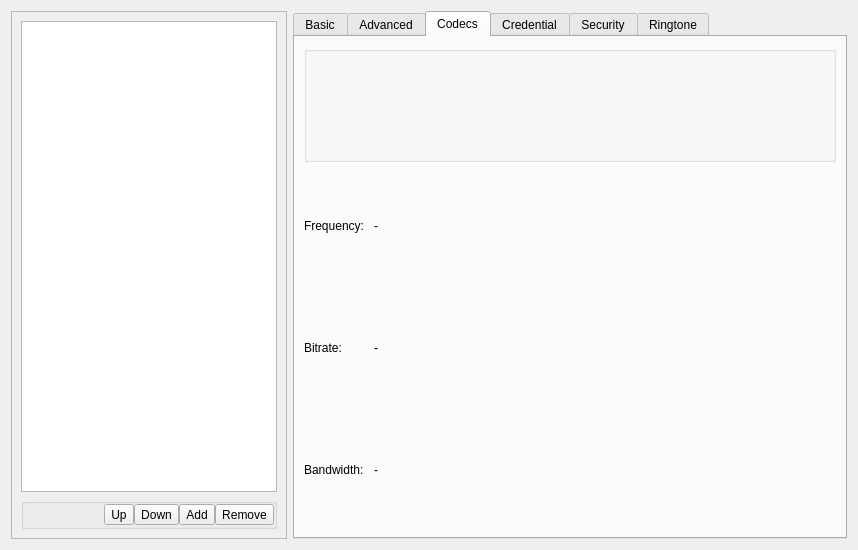
The window that src/conf/dlgaccountsbase.ui (KDE/ring-kde) describes before a commit, drawn with Qt 5.
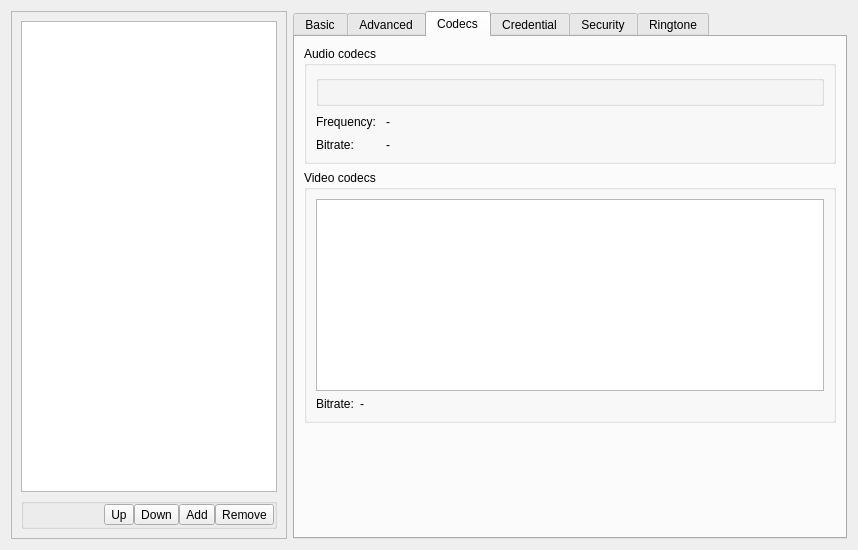
The same window after the commit. The open tabs and pages were chosen to show the change. Custom widgets are drawn as their Qt base class.

Commit message: [ #12150 ] Move codecs from 'Video' to 'Account'

What changed in the file:
```diff
--- a/src/conf/dlgaccountsbase.ui
+++ b/src/conf/dlgaccountsbase.ui
@@ -589,69 +589,115 @@
          <attribute name="title">
           <string>Codecs</string>
          </attribute>
-         <layout class="QGridLayout" name="gridLayout_7">
-          <item row="0" column="0" colspan="3">
-           <widget class="KEditListBox" name="keditlistbox_codec">
-            <property name="buttons">
-             <set>KEditListBox::All</set>
+         <layout class="QVBoxLayout" name="verticalLayout_5">
+          <item>
+           <widget class="QGroupBox" name="groupBox_5">
+            <property name="title">
+             <string>Audio codecs</string>
             </property>
+            <layout class="QGridLayout" name="gridLayout_7">
+             <item row="1" column="2">
+              <spacer name="horizontalSpacer_6">
+               <property name="orientation">
+                <enum>Qt::Horizontal</enum>
+               </property>
+               <property name="sizeHint" stdset="0">
+                <size>
+                 <width>461</width>
+                 <height>20</height>
+                </size>
+               </property>
+              </spacer>
+             </item>
+             <item row="1" column="1">
+              <widget class="QLabel" name="label_frequency_value">
+               <property name="text">
+                <string>-</string>
+               </property>
+              </widget>
+             </item>
+             <item row="1" column="0">
+              <widget class="QLabel" name="label_frequency">
+               <property name="text">
+                <string>Frequency: </string>
+               </property>
+              </widget>
+             </item>
+             <item row="2" column="1" colspan="2">
+              <widget class="QLabel" name="label_bitrate_value">
+               <property name="text">
+                <string>-</string>
+               </property>
+              </widget>
+             </item>
+             <item row="0" column="0" colspan="3">
+              <widget class="KEditListBox" name="keditlistbox_codec">
+               <property name="buttons">
+                <set>KEditListBox::All</set>
+               </property>
+              </widget>
+             </item>
+             <item row="2" column="0">
+              <widget class="QLabel" name="label_bitrate">
+               <property name="text">
+                <string>Bitrate:</string>
+               </property>
+              </widget>
+             </item>
+            </layout>
            </widget>
           </item>
-          <item row="1" column="0">
-           <widget class="QLabel" name="label_frequency">
-            <property name="text">
-             <string>Frequency: </string>
+          <item>
+           <widget class="QGroupBox" name="m_pVideoCodecGB">
+            <property name="title">
+             <string>Video codecs</string>
             </property>
+            <layout class="QGridLayout" name="gridLayout_12">
+             <item row="0" column="0" colspan="2">
+              <widget class="QListWidget" name="m_pCodecsLW"/>
+             </item>
+             <item row="1" column="0">
+              <widget class="QLabel" name="label">
+               <property name="sizePolicy">
+                <sizepolicy hsizetype="Minimum" vsizetype="Preferred">
+                 <horstretch>0</horstretch>
+                 <verstretch>0</verstretch>
+                </sizepolicy>
+               </property>
+               <property name="text">
+                <string>Bitrate:</string>
+               </property>
+              </widget>
+             </item>
+             <item row="1" column="1">
+              <widget class="QLabel" name="m_pBitrateL">
+               <property name="sizePolicy">
+                <sizepolicy hsizetype="Expanding" vsizetype="Preferred">
+                 <horstretch>0</horstretch>
+                 <verstretch>0</verstretch>
+                </sizepolicy>
+               </property>
+               <property name="text">
+                <string>-</string>
+               </property>
+              </widget>
+             </item>
+            </layout>
            </widget>
           </item>
-          <item row="1" column="1">
-           <widget class="QLabel" name="label_frequency_value">
-            <property name="text">
-             <string>-</string>
-            </property>
-           </widget>
-          </item>
-          <item row="1" column="2" rowspan="2">
-           <spacer name="horizontalSpacer_6">
+          <item>
+           <spacer name="verticalSpacer_2">
             <property name="orientation">
-             <enum>Qt::Horizontal</enum>
+             <enum>Qt::Vertical</enum>
             </property>
             <property name="sizeHint" stdset="0">
              <size>
-              <width>470</width>
-              <height>20</height>
+              <width>20</width>
+              <height>40</height>
              </size>
             </property>
            </spacer>
           </item>
-          <item row="2" column="0">
-           <widget class="QLabel" name="label_bitrate">
-            <property name="text">
-             <string>Bitrate:</string>
-            </property>
-           </widget>
-          </item>
-          <item row="2" column="1">
-           <widget class="QLabel" name="label_bitrate_value">
-            <property name="text">
-             <string>-</string>
-            </property>
-           </widget>
-          </item>
-          <item row="3" column="0">
-           <widget class="QLabel" name="label_bandwidth">
-            <property name="text">
-             <string>Bandwidth: </string>
-            </property>
-           </widget>
-          </item>
-          <item row="3" column="1">
-           <widget class="QLabel" name="label_bandwidth_value">
-            <property name="text">
-             <string>-</string>
-            </property>
-           </widget>
-          </item>
          </layout>
         </widget>
         <widget class="QWidget" name="tab">
```
The commit also changes 7 other files.
